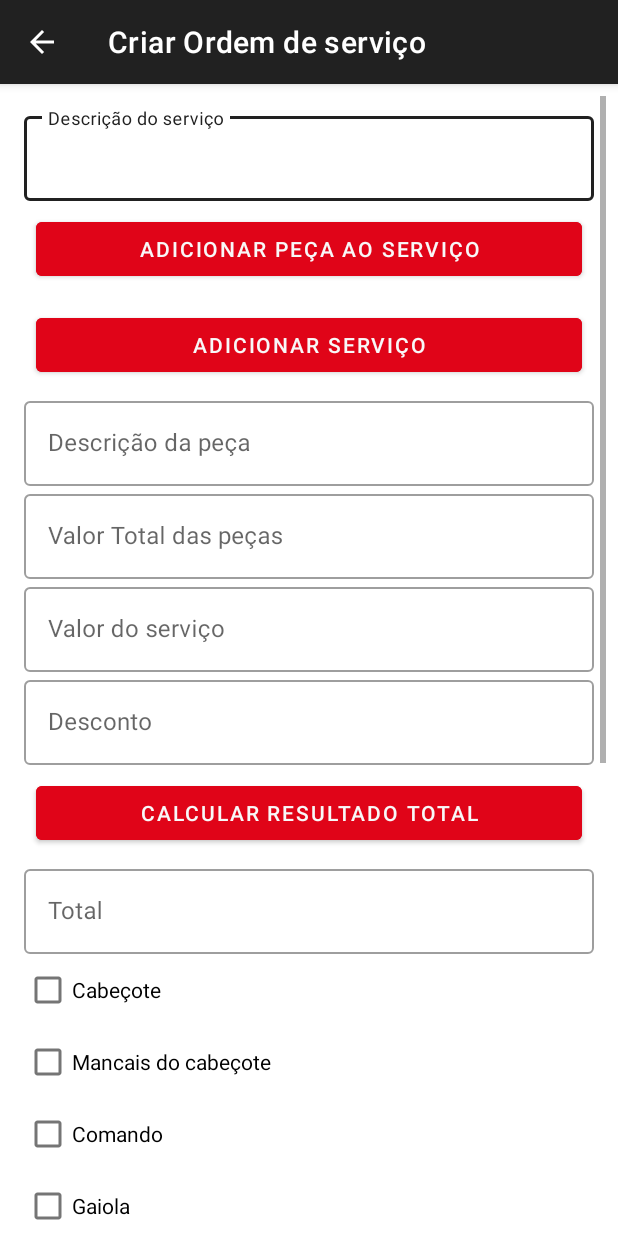
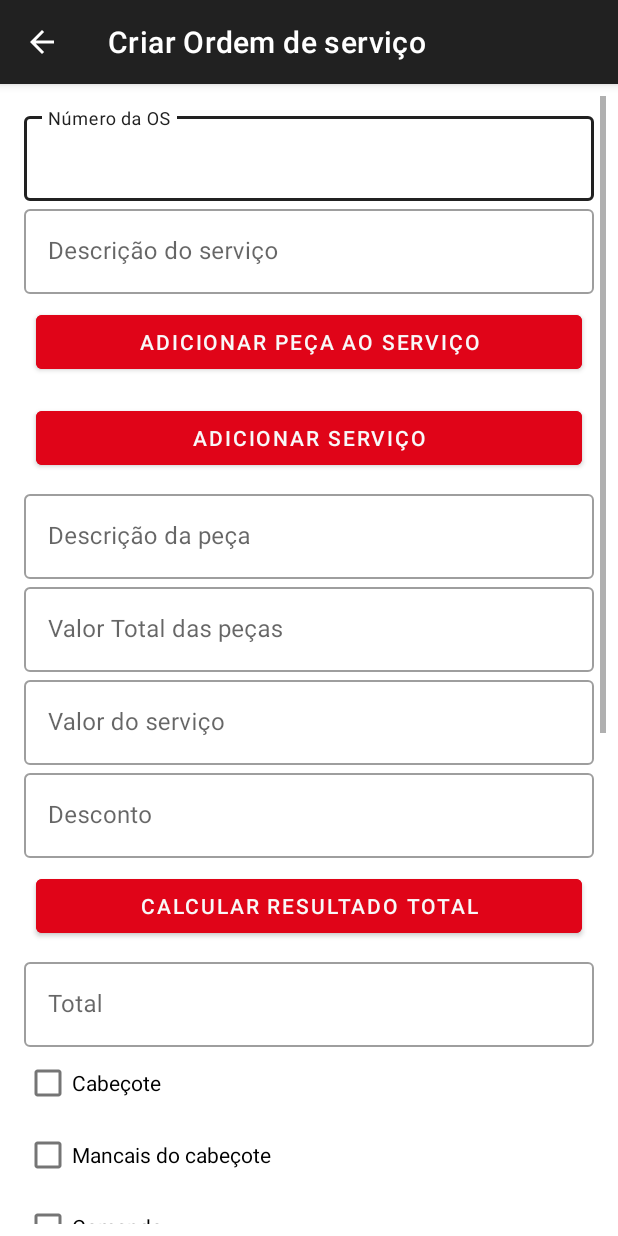
Before and after one commit to gustavodias24/MariosCar, an Android app: the OSActivity screen opened directly, with no data from a screen before it, on a phone screen of 412 x 824 dp. Run offline under Robolectric (Android 15) with nearby library versions, the phone set to English and light mode, and no system bars; our stand-ins replace Firebase (no records; nobody signed in at launch, a user with empty details on screens opened directly), Picasso; libraries missing offline, so code that uses them is left out: com.google.gson.internal; pictures from the network do not load; 1 statement that could not run was skipped.

Commit message:
os editavel

```diff
--- a/app/src/main/res/layout/activity_osactivity.xml
+++ b/app/src/main/res/layout/activity_osactivity.xml
@@ -13,6 +13,22 @@
         android:orientation="vertical"
         android:padding="8dp"
         tools:context=".OSActivity">
+
+        <com.google.android.material.textfield.TextInputLayout
+            android:id="@+id/numeroos_field"
+            style="@style/Widget.MaterialComponents.TextInputLayout.OutlinedBox"
+            android:layout_width="match_parent"
+            android:layout_height="wrap_content"
+            android:hint="Número da OS">
+
+            <com.google.android.material.textfield.TextInputEditText
+                android:layout_width="match_parent"
+                android:layout_height="wrap_content" />
+
+        </com.google.android.material.textfield.TextInputLayout>
+
+
+
 
         <com.google.android.material.textfield.TextInputLayout
             android:id="@+id/descricao_field"
```
Also changed, not shown: app/src/main/java/benicio/soluces/marioscar/OSActivity.java (+12 -1 lines).
